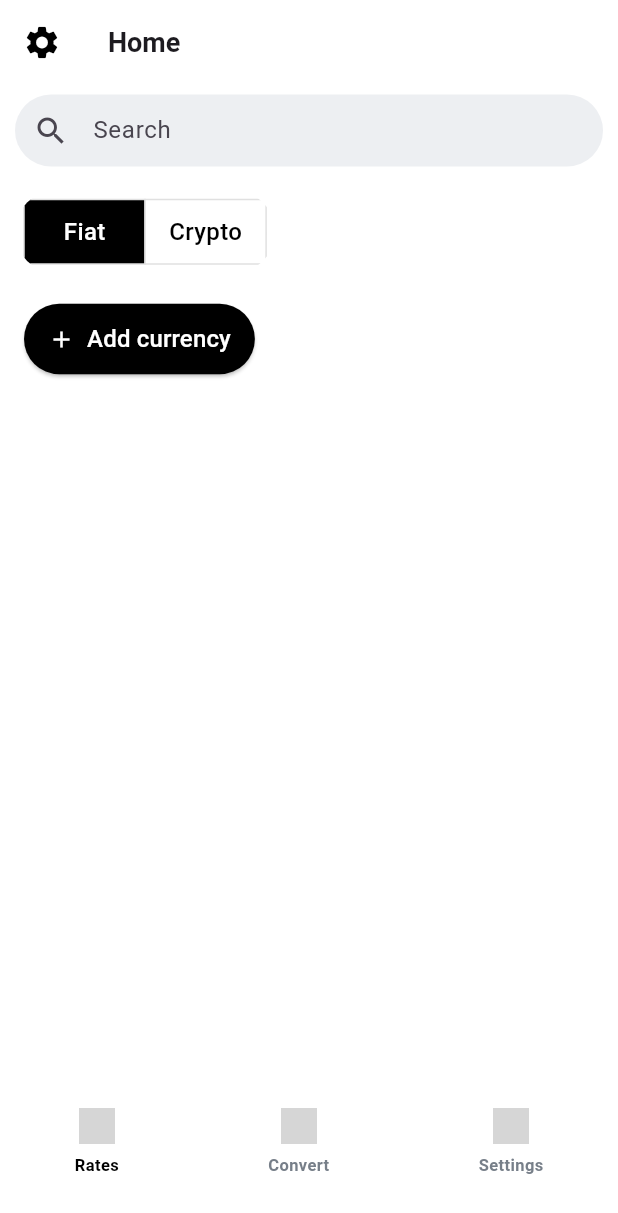
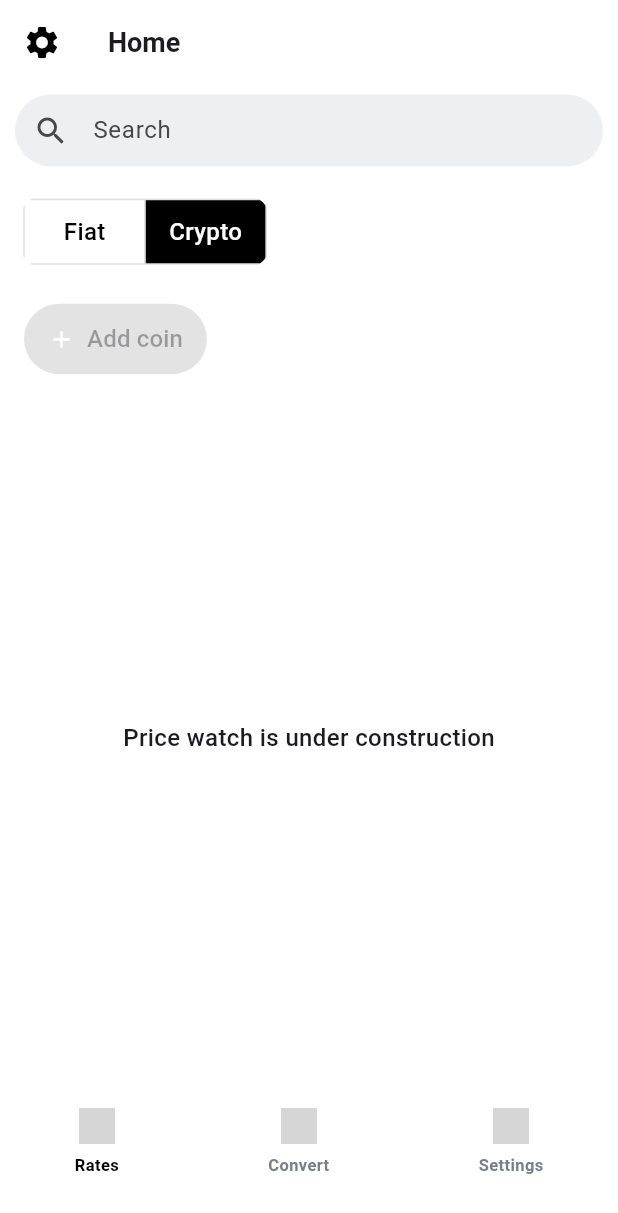
Before and after one commit to dpang117/Stellar-Converter, a Flutter app: the screen it shows after launch, on a phone screen of 412 x 824 dp. Shown: the top 1213 px of the screen. Run offline on Flutter 3.47's test engine with Material 3 defaults, Android fonts, the phone set to English and light mode, and no system bars; network calls fail; Roboto replaces fonts that are missing (SF Pro Text); grey boxes are pictures that could not be loaded.

Commit message:
alpha version complete

```diff
--- a/lib/screens/converter.dart
+++ b/lib/screens/converter.dart
@@ -149,7 +149,8 @@ class _CurrencyConverterScreenState extends State<CurrencyConverterScreen> {
 
           // **Arrow Icon (Indicates Direction)**
           Center(
-            child: Icon(Icons.arrow_downward, color: Colors.blue),
+            child: Icon(Icons.arrow_downward,
+                color: const Color.fromARGB(255, 0, 0, 0)),
           ),
 
           SizedBox(height: 10),
--- a/lib/screens/home.dart
+++ b/lib/screens/home.dart
@@ -2,6 +2,8 @@ import 'package:flutter/material.dart';
 import 'package:flutter/cupertino.dart';
 import 'default_currency.dart';
 import '../widgets/navigator.dart';
+import '../widgets/currency_card.dart';
+import 'currency_list.dart';
 
 class HomeScreen extends StatefulWidget {
   @override
@@ -9,8 +11,10 @@ class HomeScreen extends StatefulWidget {
 }
 
 class _HomeScreenState extends State<HomeScreen> {
-  String selectedCurrency = "Fiat"; // Default selection
-  int _currentIndex = 0; // ✅ Keeps track of selected tab
+  String selectedCurrencyMode = "Crypto"; // Default selection
+  int _currentIndex = 0;
+  List<Map<String, dynamic>> addedFiatCurrencies = [];
+  List<Map<String, dynamic>> addedCryptoCurrencies = [];
 
   /// **Handles navigation between tabs**
   void _onTabTapped(int index) {
@@ -23,26 +27,18 @@ class _HomeScreenState extends State<HomeScreen> {
   Widget build(BuildContext context) {
     return Scaffold(
       appBar: appBar(context),
-      body: Stack(
-        children: [
-          Column(
+      body: Column(
         crossAxisAlignment: CrossAxisAlignment.start,
         children: [
           searchField(),
           FiatCryptoToggle(),
-              addCurrencyOrCoinButton(),
+          addCurrencyOrCoinButton(), // ✅ Now appears for both Crypto & Fiat
+          Expanded(child: currencyListView()),
         ],
       ),
-          Positioned(
-            bottom: 0,
-            left: 0,
-            right: 0,
-            child: BottomNavigationBarWidget(
+      bottomNavigationBar: BottomNavigationBarWidget(
         onTap: _onTabTapped,
         currentIndex: _currentIndex,
-            ),
-          ),
-        ],
       ),
     );
   }
@@ -55,7 +51,7 @@ class _HomeScreenState extends State<HomeScreen> {
         borderRadius: BorderRadius.circular(100),
         child: CupertinoSegmentedControl<String>(
           padding: EdgeInsets.all(6),
-          groupValue: selectedCurrency,
+          groupValue: selectedCurrencyMode,
           borderColor: Colors.grey.shade300,
           selectedColor: Colors.black,
           unselectedColor: Colors.white,
@@ -66,7 +62,7 @@ class _HomeScreenState extends State<HomeScreen> {
           },
           onValueChanged: (value) {
             setState(() {
-              selectedCurrency = value;
+              selectedCurrencyMode = value;
             });
           },
         ),
@@ -74,18 +70,16 @@ class _HomeScreenState extends State<HomeScreen> {
     );
   }
 
-  /// **Dynamic "Add Currency / Add Coin" Button**
+  /// **Disabled "Add Currency / Add Coin" Button**
   Widget addCurrencyOrCoinButton() {
     String buttonText =
-        selectedCurrency == "Fiat" ? "Add currency" : "Add coin";
+        selectedCurrencyMode == "Fiat" ? "Add currency" : "Add coin";
     return Padding(
       padding: const EdgeInsets.only(left: 16, top: 10),
       child: ElevatedButton.icon(
-        onPressed: () {
-          print("$buttonText Clicked!");
-        },
+        onPressed: null, // ✅ Disabled for both Crypto and Fiat
         style: ElevatedButton.styleFrom(
-          backgroundColor: Colors.black,
+          backgroundColor: Colors.grey.shade400, // ✅ Grayed-out color
           foregroundColor: Colors.white,
           shape: RoundedRectangleBorder(
             borderRadius: BorderRadius.circular(25),
@@ -101,19 +95,48 @@ class _HomeScreenState extends State<HomeScreen> {
     );
   }
 
+  /// **Displays List of Added Currencies or Placeholder Message**
+  Widget currencyListView() {
+    List<Map<String, dynamic>> displayedCurrencies =
+        selectedCurrencyMode == "Fiat"
+            ? addedFiatCurrencies
+            : addedCryptoCurrencies;
+
+    return displayedCurrencies.isEmpty
+        ? Center(
+            child: Text(
+              selectedCurrencyMode == "Fiat"
+                  ? "No ${selectedCurrencyMode.toLowerCase()}s added yet"
+                  : "Price watch is under construction",
+              style: TextStyle(fontSize: 16, fontWeight: FontWeight.w500),
+            ),
+          )
+        : ListView.builder(
+            itemCount: displayedCurrencies.length,
+            itemBuilder: (context, index) {
+              final currency = displayedCurrencies[index];
+              return CurrencyCard(
+                name: currency["name"],
+                symbol: currency["symbol"].toUpperCase(),
+                price: currency["price"],
+                change: currency["change"],
+                iconUrl: currency["iconUrl"],
+                isPositive: currency["change"].startsWith("-") ? false : true,
+              );
+            },
+          );
+  }
+
   /// **App Bar with Settings Icon**
   AppBar appBar(BuildContext context) {
     return AppBar(
       title: Text('Home', style: Theme.of(context).textTheme.titleLarge),
       leading: IconButton(
-        icon: Icon(Icons.settings,
-            size: 26, color: Colors.black), // ✅ Settings Icon
+        icon: Icon(Icons.settings, size: 26, color: Colors.black),
         onPressed: () {
           Navigator.push(
             context,
-            MaterialPageRoute(
-                builder: (context) =>
-                    DefaultCurrency()), // ✅ Navigate to DefaultCurrency screen
+            MaterialPageRoute(builder: (context) => DefaultCurrency()),
           );
         },
       ),
@@ -152,7 +175,7 @@ class _HomeScreenState extends State<HomeScreen> {
         style: TextStyle(
           fontSize: 16,
           fontWeight: FontWeight.w500,
-          color: selectedCurrency == text ? Colors.white : Colors.black,
+          color: selectedCurrencyMode == text ? Colors.white : Colors.black,
         ),
       ),
     );
--- a/lib/widgets/navigator.dart
+++ b/lib/widgets/navigator.dart
@@ -1,4 +1,5 @@
 import 'package:flutter/material.dart';
+import 'package:stellar_converter/screens/default_currency.dart';
 import '../screens/converter.dart'; // ✅ Import the Converter screen
 
 class BottomNavigationBarWidget extends StatelessWidget {
@@ -56,7 +57,7 @@ class BottomNavigationBarWidget extends StatelessWidget {
                       'https://storage.googleapis.com/codeless-app.appspot.com/uploads%2Fimages%2F0RpF6FSRdmiMICj6rvpB%2Fd9cb1c6f-dea2-4bfb-85cf-2d67709faf0b.png',
                   label: "Settings",
                   index: 2,
-                  destination: null, // No navigation for this yet
+                  destination: DefaultCurrency(), // No navigation for this yet
                 ),
               ],
             ),
```
Lines whose indentation alone changed are shown as unchanged.
